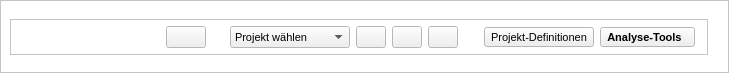
Old version of the form projektcheck/ui/ProjektCheck_dockwidget_base.ui in the repository projektcheck/ProjektCheck-QGIS.
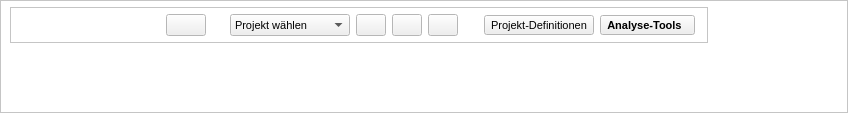
New version of the form. Icons and pictures are not drawn.

Commit message: first efforts modifying QToolBox appearance (next tab directly subsequent to its predecessor). seriously, this seems to be a standoff! Began switching some visibility-buttons to recalculate-checkboxes ...

```diff
--- a/projektcheck/ui/ProjektCheck_dockwidget_base.ui
+++ b/projektcheck/ui/ProjektCheck_dockwidget_base.ui
@@ -6,8 +6,8 @@
    <rect>
     <x>0</x>
     <y>0</y>
-    <width>729</width>
-    <height>73</height>
+    <width>848</width>
+    <height>113</height>
    </rect>
   </property>
   <property name="sizePolicy">
@@ -18,8 +18,8 @@
   </property>
   <property name="minimumSize">
    <size>
-    <width>729</width>
-    <height>73</height>
+    <width>742</width>
+    <height>113</height>
    </size>
   </property>
   <property name="maximumSize">
@@ -205,12 +205,12 @@
           <enum>Qt::Vertical</enum>
          </property>
          <property name="sizeType">
-          <enum>QSizePolicy::Expanding</enum>
+          <enum>QSizePolicy::Fixed</enum>
          </property>
          <property name="sizeHint" stdset="0">
           <size>
            <width>20</width>
-           <height>0</height>
+           <height>6</height>
           </size>
          </property>
         </spacer>
```
The commit also changes 7 other files.
